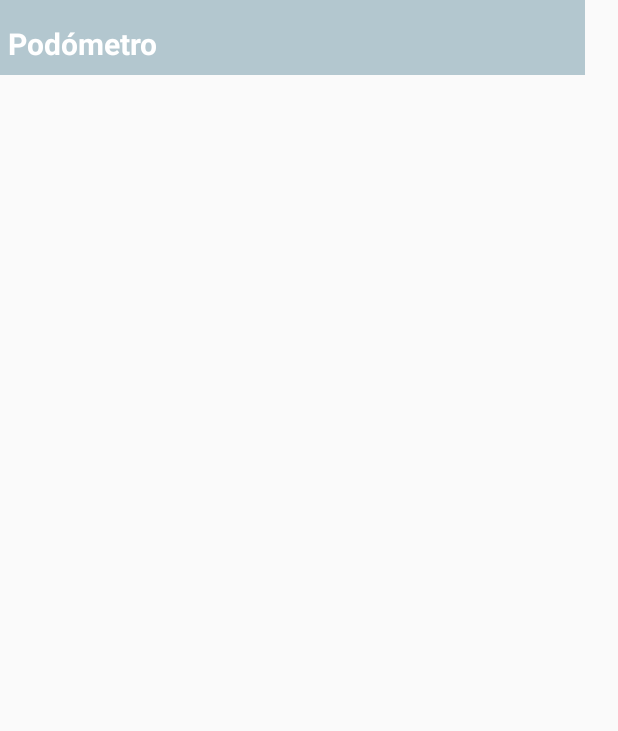
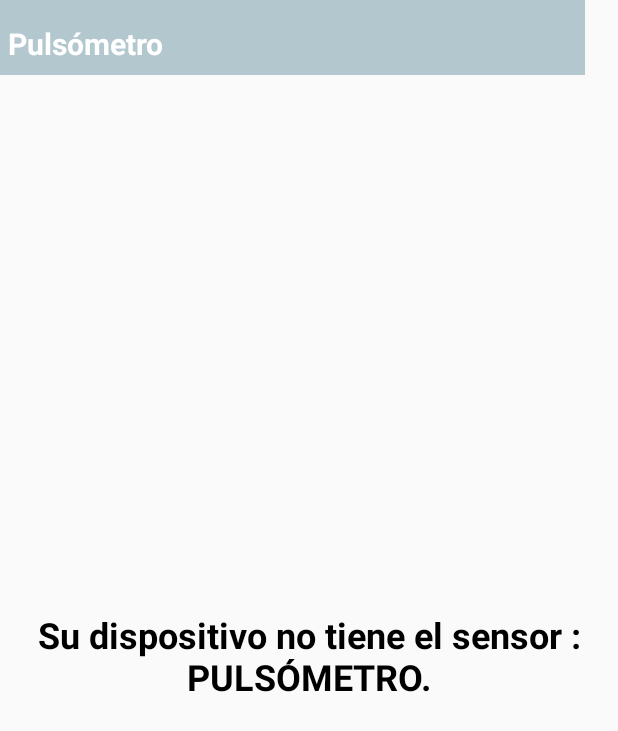
Before and after one commit to MBacallado/Sensores_LDHGrupo3, an Android app: the screen it shows after launch (PodometroActivity before the commit, PulsometroActivity after it), after a tap on "PODOMETRO", on a phone screen of 412 x 824 dp. Shown: the top 731 px of the screen. Run offline under Robolectric (Android 15) with nearby library versions, the phone set to English and light mode, and no system bars.

Commit message:
"LDH1-3 Añadido sensor Pulsometro. 8º sensor integrado en la aplicacion y correcion de comentarios"

```diff
--- a/app/src/main/AndroidManifest.xml
+++ b/app/src/main/AndroidManifest.xml
@@ -46,6 +46,10 @@
             android:name=".PodometroActivity"
             android:label="@string/app_name"
             android:theme="@style/AppTheme.NoActionBar" />
+        <activity
+            android:name=".PulsometroActivity"
+            android:label="@string/app_name"
+            android:theme="@style/AppTheme.NoActionBar" />
     </application>
 
 </manifest>
--- a/app/src/main/java/com/example/manuelalejandro/sensoresldhgrupo3/MainActivity.java
+++ b/app/src/main/java/com/example/manuelalejandro/sensoresldhgrupo3/MainActivity.java
@@ -19,6 +19,8 @@ public class MainActivity extends AppCompatActivity {
     Button botonGiroscopio;
     Button botonLuz;
     Button botonPodometro;
+    Button botonPulsometro;
+
     /**
      * Constructor de la clase Activity,
      * @param savedInstanceState guarda una instancia de la actividad pasada por parametro
@@ -85,8 +87,6 @@ public class MainActivity extends AppCompatActivity {
             }
         });
 
-
-
         /**
          * Se declara el boton para el sensor Luz
          */
@@ -98,8 +98,6 @@ public class MainActivity extends AppCompatActivity {
             }
         });
 
-
-
         /**
          * Se declara el boton para el sensor Podometro
          */
@@ -110,10 +108,18 @@ public class MainActivity extends AppCompatActivity {
                 podometro(v);
             }
         });
+
+        /**
+         * Se declara boton para el sensor pulsometro
+         */
+        botonPulsometro = (Button) findViewById(R.id.button8);
+        botonPulsometro.setOnClickListener(new Button.OnClickListener() {
+            @Override
+            public void onClick(View v) {
+                pulsometro(v);
+            }
+        });
     }
-
-
-
 
 
     /**
@@ -209,7 +215,7 @@ public class MainActivity extends AppCompatActivity {
 
 
     /**
-     * Función que crea el intent con la actividad del sensor Luz y la inicia.
+     * Función que crea el intent con la actividad del sensor podometro y la inicia.
      * @param view
      */
 
@@ -217,4 +223,14 @@ public class MainActivity extends AppCompatActivity {
         Intent i = new Intent(this, PodometroActivity.class);
         startActivity(i);
     }
+
+    /**
+     * Función que crea el intent con la actividad del sensor pulsometro y la inicia.
+     * @param view
+     */
+
+    public void pulsometro(View view) {
+        Intent i = new Intent(this, PulsometroActivity.class);
+        startActivity(i);
+    }
 }
--- /dev/null
+++ b/app/src/main/java/com/example/manuelalejandro/sensoresldhgrupo3/PulsometroActivity.java
@@ -0,0 +1,82 @@
+package com.example.manuelalejandro.sensoresldhgrupo3;
+
+/**
+ * Created by ManuelAlejandro on 10/01/2016.
+ */
+import android.hardware.Sensor;
+import android.hardware.SensorEvent;
+import android.hardware.SensorManager;
+import android.os.Bundle;
+import android.support.design.widget.FloatingActionButton;
+import android.support.design.widget.Snackbar;
+import android.support.v7.app.AppCompatActivity;
+import android.support.v7.widget.Toolbar;
+import android.view.View;
+import android.widget.TextView;
+
+/**
+ * Clase que utiliza el pulsometro del dispositivo y muestra por pantalla el valor obtenido.
+ * @author   Bianney Cabrera, Joshua García, Hilario Pérez y Antonio Suárez.
+ * @version  1.0
+ */
+
+public class PulsometroActivity extends AppCompatActivity {
+
+    private TextView textoPulsaciones;
+    private SensorManager mSensorManager;
+
+    /**Sensor pulsómetro**/
+    private Sensor sensor;
+    private final static String falloSensor = "Su dispositivo no tiene el sensor : PULSÓMETRO.";
+
+    /**
+     * Método que se ejecuta al lanzar la actividad.
+     * Inicializa el Sensor, el SensorManager y establece un mensaje de error si no
+     * se encuentra el pulsometro.
+     * @param savedInstanceState Representa un buffer en el que se guarda el estado de la aplicación
+     */
+
+    @Override
+    protected void onCreate(Bundle savedInstanceState) {
+        super.onCreate(savedInstanceState);
+        setContentView(R.layout.content_pulsometro);
+
+        // Asignamos los textViews que declaramos en el fichero activity_main a los que declaramos
+        textoPulsaciones = (TextView) findViewById(R.id.texto);
+
+
+        // Seleccionamos el sensor que lee las pulsaciones
+        mSensorManager = (SensorManager)getSystemService(SENSOR_SERVICE);
+        sensor= mSensorManager.getDefaultSensor(Sensor.TYPE_HEART_RATE);
+
+        // Si no detectamos el sensor, mostramos el mensaje de fallo
+        if (sensor == null) {
+            textoPulsaciones.setText(falloSensor);
+        }
+    }
+
+    /**
+     * Método que recoge el valor que detecta el sensor y lo actualiza en los TextViews cada vez que
+     * se detecta un cambio en el sensor.
+     * @param event Parámetro que representa un cambio en el pulsómetro.
+     */
+
+    // @Override
+    public void onSensorChanged(SensorEvent event) {
+
+        synchronized (this){
+            switch (event.sensor.getType()){
+                case Sensor.TYPE_HEART_RATE:
+                    float pulsaciones = event.values[0];
+                    textoPulsaciones.setText("Pulsaciones: " + String.valueOf(pulsaciones));
+                    break;
+                default:
+                    System.out.print("default");
+                    break;
+            }
+        }
+    }
+
+    //  @Override
+    public void onAccuracyChanged(Sensor sensor, int accuracy) {}
+}
--- a/app/src/main/res/layout/content_acelerometro.xml
+++ b/app/src/main/res/layout/content_acelerometro.xml
@@ -8,7 +8,7 @@
     android:paddingBottom="@dimen/activity_vertical_margin"
     android:orientation="vertical"
     app:layout_behavior="@string/appbar_scrolling_view_behavior"
-    tools:context=".Acelerometro"
+    tools:context=".AcelerometroActivity"
     android:weightSum="1">
 
     <TextView android:text=" "
--- a/app/src/main/res/layout/content_giroscopio.xml
+++ b/app/src/main/res/layout/content_giroscopio.xml
@@ -9,7 +9,7 @@
     android:paddingRight="@dimen/activity_horizontal_margin"
     android:paddingTop="@dimen/activity_vertical_margin"
     app:layout_behavior="@string/appbar_scrolling_view_behavior"
-    tools:context=".Giroscopio"
+    tools:context=".GiroscopioActivity"
     android:padding="0dp">
 
 
--- a/app/src/main/res/layout/content_luz.xml
+++ b/app/src/main/res/layout/content_luz.xml
@@ -9,7 +9,7 @@
     android:paddingRight="@dimen/activity_horizontal_margin"
     android:paddingTop="@dimen/activity_vertical_margin"
     app:layout_behavior="@string/appbar_scrolling_view_behavior"
-    tools:context=".Luz"
+    tools:context=".LuzActivity"
     android:padding="0dp">
 
     <TextView
--- a/app/src/main/res/layout/content_podometro.xml
+++ b/app/src/main/res/layout/content_podometro.xml
@@ -9,7 +9,7 @@
     android:paddingBottom="0dp"
     android:orientation="vertical"
     app:layout_behavior="@string/appbar_scrolling_view_behavior"
-    tools:context=".Podometro"
+    tools:context=".PodometroActivity"
     android:padding="0dp">
 
     <TextView
--- /dev/null
+++ b/app/src/main/res/layout/content_pulsometro.xml
@@ -0,0 +1,54 @@
+<?xml version="1.0" encoding="utf-8"?>
+<RelativeLayout xmlns:android="http://schemas.android.com/apk/res/android"
+    xmlns:app="http://schemas.android.com/apk/res-auto"
+    xmlns:tools="http://schemas.android.com/tools"
+    android:layout_width="match_parent"
+    android:layout_height="match_parent"
+    android:paddingBottom="0dp"
+    android:paddingLeft="0dp"
+    android:paddingRight="0dp"
+    android:paddingTop="0dp"
+    app:layout_behavior="@string/appbar_scrolling_view_behavior"
+    tools:context=".PulsometroActivity">
+
+    <TextView
+        android:layout_width="390dp"
+        android:layout_height="50dp"
+        android:textAppearance="?android:attr/textAppearanceLarge"
+        android:text="Pulsómetro"
+        android:id="@+id/textView12"
+        android:textSize="20dp"
+        android:textStyle="bold"
+        android:textColor="#ffffff"
+        android:background="#b3c7cf"
+        android:paddingLeft="5dp"
+        android:paddingTop="15dp"
+        android:layout_alignParentTop="false"
+        android:typeface="sans" />
+
+    <TextView
+        android:text=""
+        android:id="@+id/textView13"
+        android:layout_width="300dp"
+        android:layout_height="150dp"
+        android:layout_marginTop="81dp"
+        android:layout_below="@+id/textView9"
+        android:layout_centerHorizontal="true"
+        android:textSize="80dp"
+        android:textStyle="bold|normal"
+        android:focusableInTouchMode="false"
+        android:textIsSelectable="false"
+        android:typeface="sans"
+        android:textColor="#e21919" />
+
+    <TextView
+        android:id="@+id/texto"
+        android:layout_width="fill_parent"
+        android:layout_height="fill_parent"
+        android:textColor="#000000"
+        android:textSize="24sp"
+        android:textStyle="bold"
+        android:gravity="center_horizontal|center_vertical"
+        android:layout_below="@+id/textView12" />
+
+</RelativeLayout>
```
Also changed, not shown: app/src/main/res/layout/activity_pulsometro.xml (added, +34 -0 lines), app/src/main/res/layout/content_main.xml (+10 -0 lines), 4 other files.
